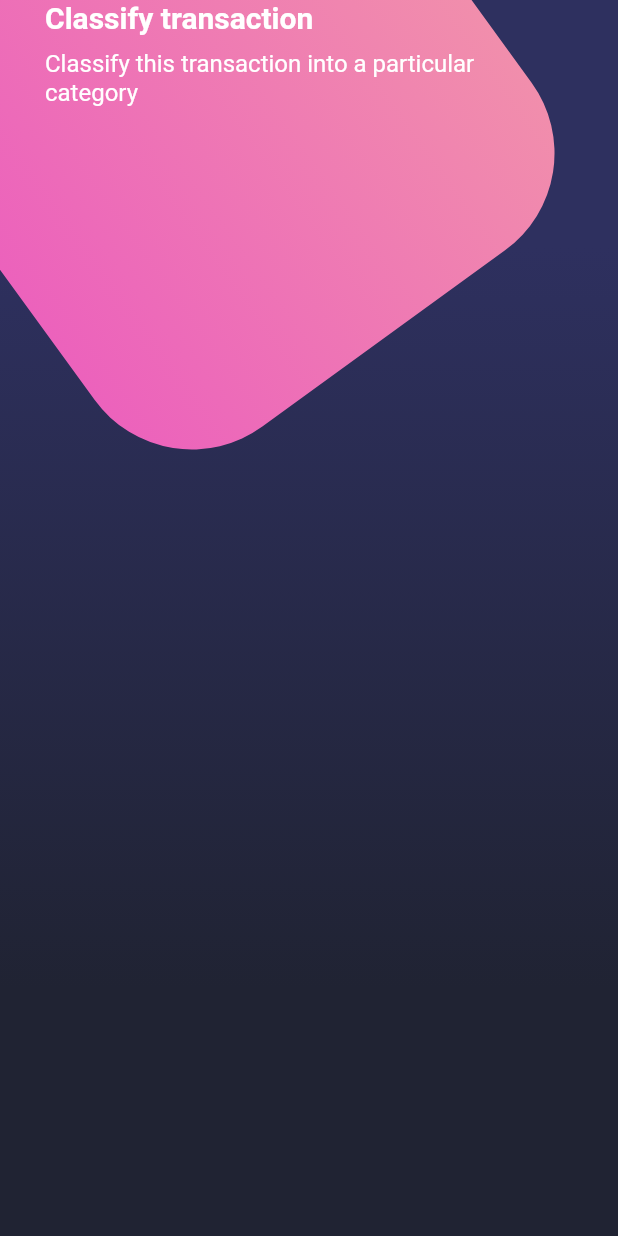
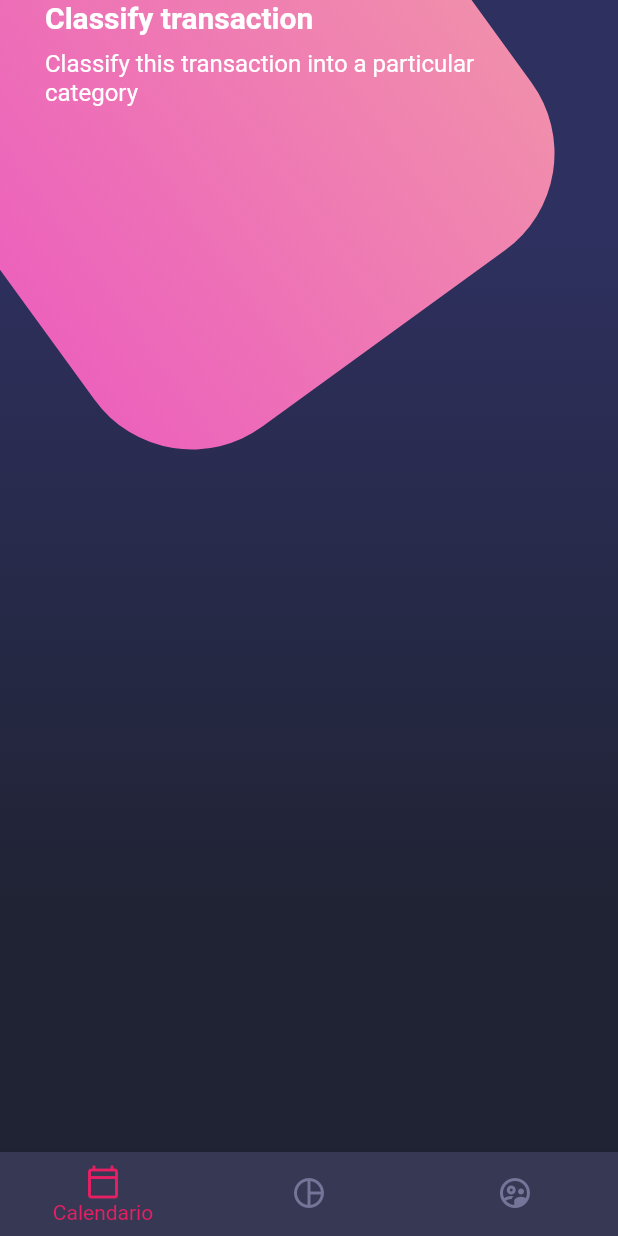
Before and after one commit to Gregoriomiqui/disenos, a Flutter app: the screen it shows after launch, on a phone screen of 412 x 824 dp. Run offline on Flutter 3.47's test engine with Material 2 defaults, Android fonts, the phone set to English and light mode, and no system bars.

Commit message:
CustomBottomNavigation

```diff
--- a/lib/screens/home_screen.dart
+++ b/lib/screens/home_screen.dart
@@ -1,3 +1,4 @@
+import 'package:disenos/widgets/custom_bottom_navigation.dart';
 import 'package:flutter/material.dart';
 import 'package:disenos/widgets/background.dart';
 import 'package:disenos/widgets/page_title.dart';
@@ -9,14 +10,13 @@ class HomeScreen extends StatelessWidget {
   Widget build(BuildContext context) {
     return Scaffold(
       body: Stack(children: [
-
           //background
           Background(),
-
           // Home Body
           _HomeBody(),
-
-      ],)
+      ],
+      ),
+      bottomNavigationBar: CustomBottomNavigation(),
    );
   }
 }
--- /dev/null
+++ b/lib/widgets/custom_bottom_navigation.dart
@@ -0,0 +1,30 @@
+import 'package:flutter/material.dart';
+
+
+class CustomBottomNavigation extends StatelessWidget {
+
+  @override
+  Widget build(BuildContext context) {
+    return BottomNavigationBar(
+      showUnselectedLabels: false,
+      // showSelectedLabels: false,
+      selectedItemColor: Colors.pink,
+      backgroundColor: Color.fromRGBO(55, 57, 84, 1),
+      unselectedItemColor: Color.fromRGBO(116, 117, 152, 1),
+      currentIndex: 0,
+      items: [
+      BottomNavigationBarItem(
+        icon: Icon(Icons.calendar_today_outlined),
+        label: 'Calendario'
+      ),
+      BottomNavigationBarItem(
+        icon: Icon(Icons.pie_chart_outline_outlined),
+        label: 'Gráfica'
+      ),
+      BottomNavigationBarItem(
+        icon: Icon(Icons.supervised_user_circle_outlined),
+        label: 'Usuarios'
+      ),
+    ]);
+  }
+}
```
